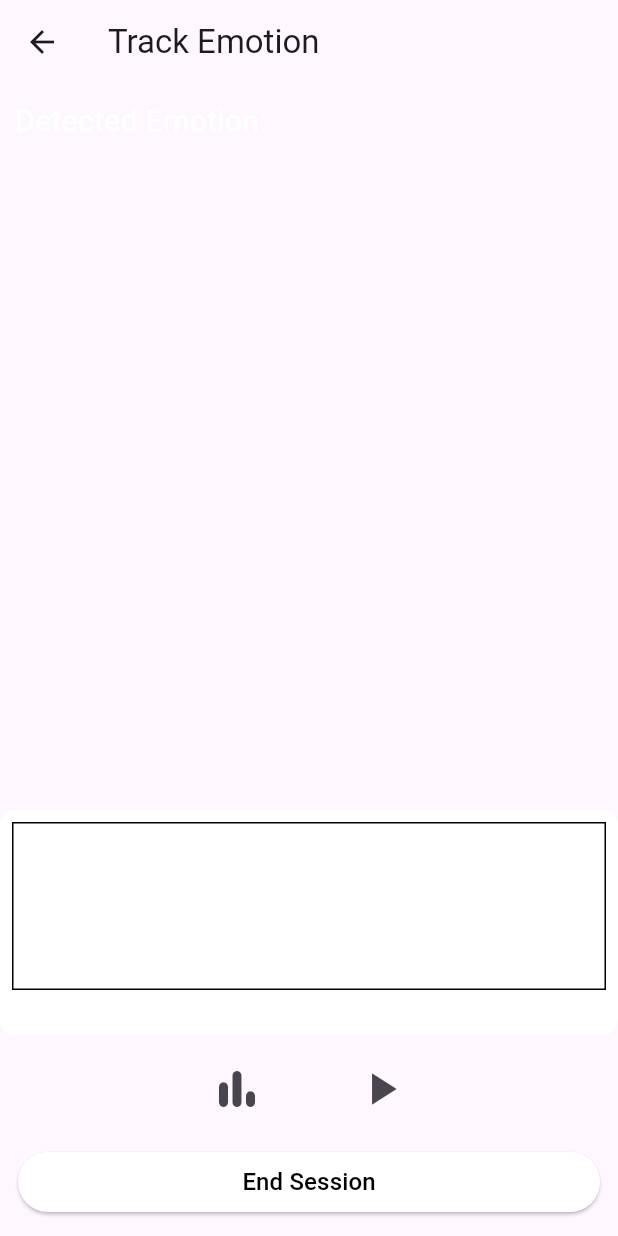
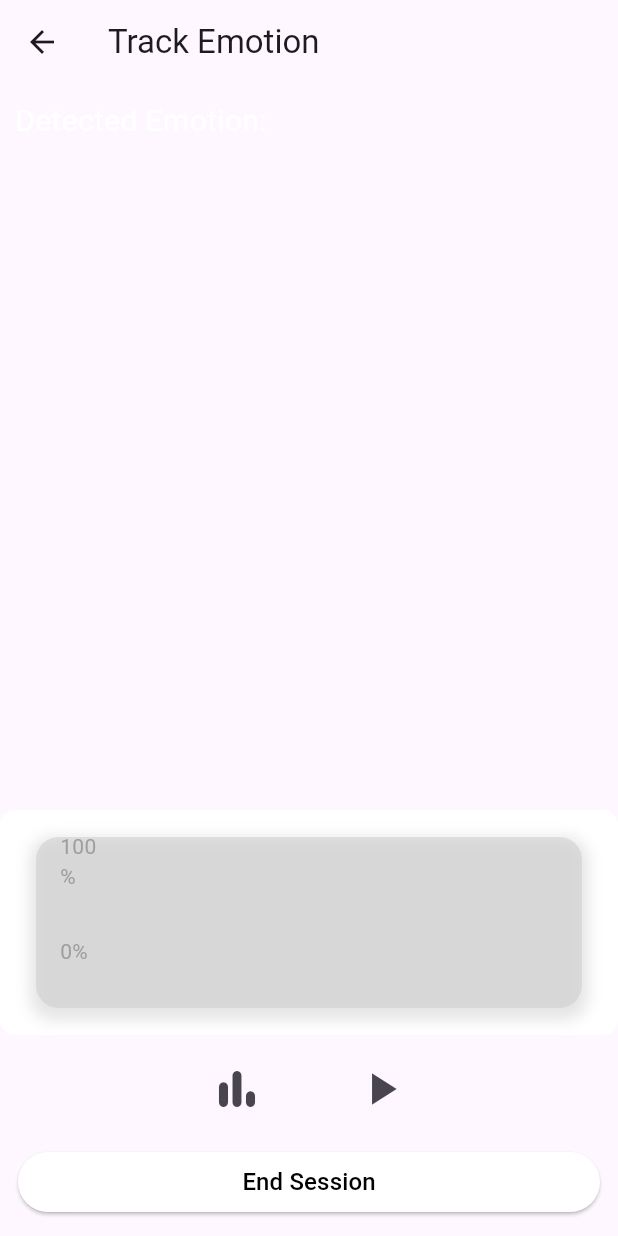
Before and after one commit to Kristoferseyan/fix-emotion, a Flutter app: the TrackEmoLayout screen opened directly with empty values, after a tap on the "bar chart" icon, on a phone screen of 412 x 824 dp. Run offline on Flutter 3.47's test engine with Material 3 defaults, Android fonts, the phone set to English and light mode, and no system bars; drawn by our look-alikes of fl_chart; our stand-ins replace animated_splash_screen, camera, flutter_dotenv, flutter_signin_button, google_nav_bar, google_sign_in and 5 more; missing offline and left inert: bcrypt, google_mlkit_commons, google_mlkit_pose_detection, mailer, tflite_v2; accounts and stored records are empty.

Commit message:
bar graph fixed

```diff
--- a/lib/dashboard-modules/module-boxes/tracking-modules/track_emo_layout.dart
+++ b/lib/dashboard-modules/module-boxes/tracking-modules/track_emo_layout.dart
@@ -124,7 +124,7 @@ class _TrackEmoLayoutState extends State<TrackEmoLayout> {
                     width: 350,
                     child: Padding(
                       padding: const EdgeInsets.all(8.0),
-                      child: myBarGraph(scores: _scores), // Updated to show emotion probabilities
+                      child: MyBarGraph(scores: _scores), // Updated to show emotion probabilities
                     ),
                   ),
                 ),
@@ -281,9 +281,15 @@ class _TrackEmoLayoutState extends State<TrackEmoLayout> {
               detectedEmotion = detectedEmotionResult; // Update the detected emotion on the UI
             });
 
-              // Save the detected emotion
+            // Save the detected emotion and update _scores map
             _emotionService.saveEmotion(detectedEmotionResult);
-              print('Detected Emotion: $detectedEmotionResult'); // Print detected emotion for debugging
+
+            // Update _scores with the detected emotion counts or probabilities
+            final emotionProbabilities = _emotionService.calculateEmotionProbabilities();
+            _scores = _emotionService.mapProbabilitiesToScores(emotionProbabilities);
+
+            print('Detected Emotion: $detectedEmotionResult');
+            print('Emotion Scores: $_scores'); // Check if _scores is being updated properly
           }
         }
       } else {
@@ -484,7 +490,6 @@ class _TrackEmoLayoutState extends State<TrackEmoLayout> {
               ),
             ],
           ),
-        ) ??
-        false;
+        ) ?? false;
   }
 }
--- a/lib/graph/bar_graph.dart
+++ b/lib/graph/bar_graph.dart
@@ -1,11 +1,11 @@
-import  'package:fl_chart/fl_chart.dart';
+import 'package:fl_chart/fl_chart.dart';
 import 'package:flutter/material.dart';
 
-class myBarGraph extends StatelessWidget {
+class MyBarGraph extends StatelessWidget {
   final Map<String, int> scores;
   final bool showEmojis;
 
-  const myBarGraph({
+  const MyBarGraph({
     super.key,
     required this.scores,
     this.showEmojis = false,
@@ -13,59 +13,102 @@ class myBarGraph extends StatelessWidget {
 
   @override
   Widget build(BuildContext context) {
+    // Print statement to check if the widget is building and the scores being passed
+    print("Building MyBarGraph with scores: $scores");
+
+    // Sort the scores alphabetically by key
     final sortedScores = Map.fromEntries(
       scores.entries.toList()
         ..sort((a, b) => a.key.compareTo(b.key)),
     );
 
-    return BarChart(
+    // Calculate the maximum score to normalize the data
+    final maxScore = scores.values.isNotEmpty ? scores.values.reduce((a, b) => a > b ? a : b) : 1;
+
+    // Print maxScore for debugging
+    print("Max score: $maxScore");
+
+    // Handle empty or all-zero data by setting a default maxScore
+    final maxY = 100.0; // Max is fixed to 100% for the percentage-based graph
+
+    return Padding(
+      padding: const EdgeInsets.symmetric(horizontal: 16.0, vertical: 10.0),
+      child: Container(
+        height: MediaQuery.of(context).size.height / 2.5, // Adjust height to limit overlap
+        padding: const EdgeInsets.all(16.0),
+        decoration: BoxDecoration(
+          color: const Color.fromARGB(125, 201, 201, 201), // Background color
+          borderRadius: BorderRadius.circular(15), // Rounded corners
+          boxShadow: [
+            BoxShadow(
+              color: Colors.black.withOpacity(0.1),
+              spreadRadius: 4,
+              blurRadius: 8,
+              offset: const Offset(0, 4), // Shadow for a 3D effect
+            ),
+          ],
+        ),
+        child: BarChart(
           BarChartData(
-        maxY: 10,
+            maxY: maxY, // Fixed maxY at 100% to show percentages
             minY: 0,
             gridData: const FlGridData(show: false),
-        borderData: FlBorderData(show: true),
+            borderData: FlBorderData(show: false), // Removed borders
             titlesData: FlTitlesData(
               show: true,
               topTitles: AxisTitles(sideTitles: SideTitles(showTitles: false)),
               rightTitles: AxisTitles(sideTitles: SideTitles(showTitles: false)),
-          leftTitles: AxisTitles(sideTitles: SideTitles(showTitles: false)),
+              leftTitles: AxisTitles(
+                sideTitles: SideTitles(
+                  showTitles: true,
+                  reservedSize: 28,
+                  getTitlesWidget: (value, meta) {
+                    return Text('${value.toInt()}%', style: const TextStyle(color: Colors.grey));
+                  },
+                ),
+              ),
               bottomTitles: AxisTitles(
                 sideTitles: SideTitles(
                   showTitles: true,
-              getTitlesWidget: (value, meta) => getBottomTitles(value, meta, showEmojis, sortedScores),
+                  getTitlesWidget: (value, meta) =>
+                      getBottomTitles(value, meta, showEmojis, sortedScores),
                 ),
               ),
             ),
             barGroups: sortedScores.entries.map((entry) {
               final index = sortedScores.keys.toList().indexOf(entry.key);
-          final double barHeight = entry.value.toDouble();
+              final double percentage = (entry.value / maxScore) * 100;
 
               return BarChartGroupData(
                 x: index,
                 barRods: [
                   BarChartRodData(
-                toY: barHeight,
-                width: 20,
-                borderRadius: const BorderRadius.all(Radius.circular(4)),
+                    toY: percentage, // Scale the value to a percentage of the max score
+                    width: 24, // Slightly wider bars
+                    color: Colors.blueAccent, // Bar color
+                    borderRadius: const BorderRadius.all(Radius.circular(6)),
                     backDrawRodData: BackgroundBarChartRodData(
                       show: true,
-                  toY: 10,
-                  color: Colors.grey[200],
+                      toY: maxY, // Use 100 as the background bar
+                      color: Colors.grey[300], // Background bar color
                     ),
                   ),
                 ],
               );
             }).toList(),
           ),
+        ),
+      ),
     );
   }
 }
 
-Widget getBottomTitles(double value, TitleMeta meta, bool showEmojis, Map<String, int> sortedScores) { // Add showEmojis parameter
+Widget getBottomTitles(
+    double value, TitleMeta meta, bool showEmojis, Map<String, int> sortedScores) {
   const style = TextStyle(
     color: Colors.grey,
     fontWeight: FontWeight.bold,
-    fontSize: 11,
+    fontSize: 12,
   );
 
   if (value.toInt() >= 0 && value.toInt() < sortedScores.length) {
```
Also changed, not shown: lib/pose-detection/painters/bar_graph.dart (deleted, +0 -101 lines). Lines whose indentation alone changed are shown as unchanged.
